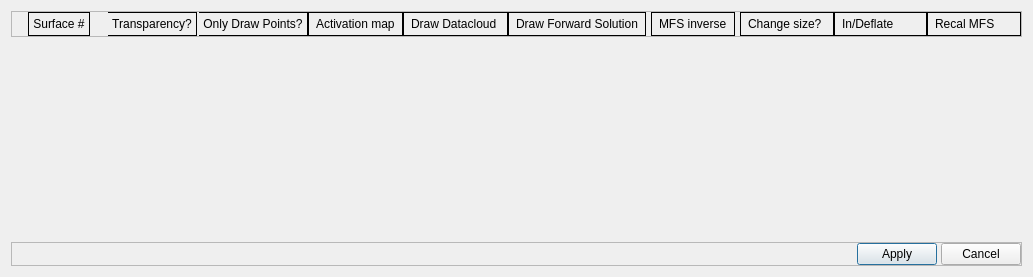
First picture: the form in client/forms/DrawTransparentPoints.ui, repository ShuMeng/map3d, before the edit.
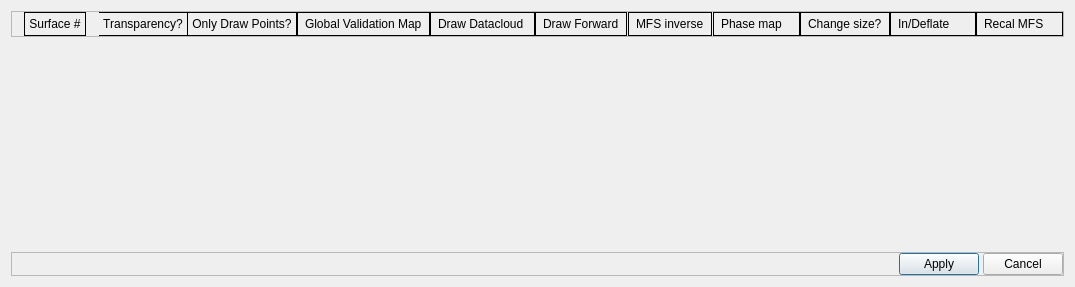
Second picture: the form after the edit.

The edit to the form file:
```diff
--- a/client/forms/DrawTransparentPoints.ui
+++ b/client/forms/DrawTransparentPoints.ui
@@ -6,8 +6,8 @@
    <rect>
     <x>0</x>
     <y>0</y>
-    <width>1033</width>
-    <height>277</height>
+    <width>1075</width>
+    <height>287</height>
    </rect>
   </property>
   <property name="windowTitle">
@@ -86,6 +86,11 @@
 border-right-width: 1px solid black;
 }
 
+#phasemaplabel{
+padding: 4px;
+border: 1px solid black;
+border-right-width: 1px solid black;
+}
 
 
 
@@ -117,7 +122,7 @@
       <item row="0" column="3" alignment="Qt::AlignHCenter|Qt::AlignVCenter">
        <widget class="QLabel" name="ActivationmapLabel">
         <property name="text">
-         <string>Activation map</string>
+         <string>Global Validation Map</string>
         </property>
        </widget>
       </item>
@@ -196,31 +201,38 @@
       <item row="0" column="5" alignment="Qt::AlignHCenter">
        <widget class="QLabel" name="DrawForwardLabel">
         <property name="text">
-         <string>Draw Forward Solution</string>
+         <string>Draw Forward</string>
         </property>
        </widget>
       </item>
-      <item row="0" column="8">
+      <item row="0" column="9">
        <widget class="QLabel" name="InflateDeflate">
         <property name="text">
          <string>In/Deflate </string>
         </property>
        </widget>
       </item>
-      <item row="0" column="7">
+      <item row="0" column="8">
        <widget class="QLabel" name="InDeQuestion">
         <property name="text">
          <string>Change size?</string>
         </property>
        </widget>
       </item>
-      <item row="0" column="9">
+      <item row="0" column="10">
        <widget class="QLabel" name="RecalMFS">
         <property name="text">
          <string>Recal MFS</string>
         </property>
        </widget>
       </item>
+      <item row="0" column="7">
+       <widget class="QLabel" name="phasemaplabel">
+        <property name="text">
+         <string>Phase map</string>
+        </property>
+       </widget>
+      </item>
      </layout>
     </widget>
    </item>
```
